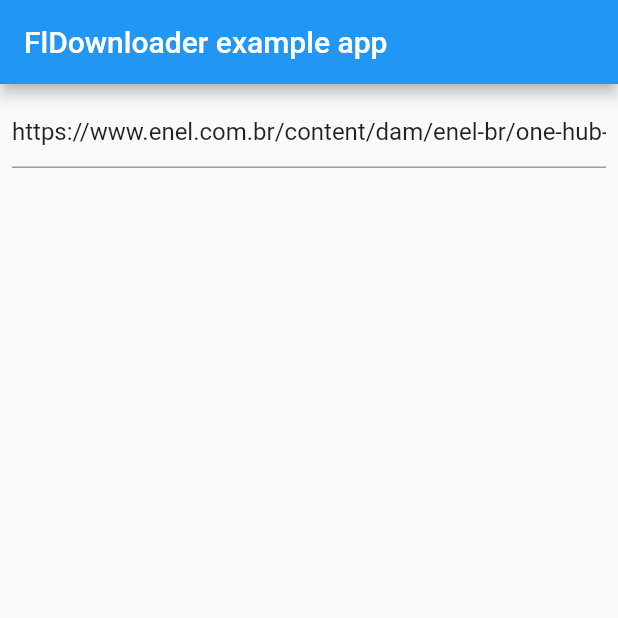
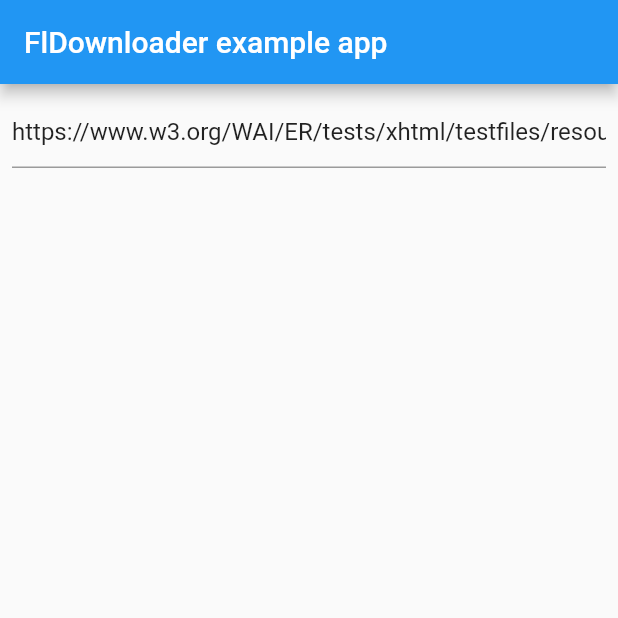
Before and after one commit to inceptusp/fl_downloader, a Flutter app: the screen it shows after launch, on a phone screen of 412 x 824 dp, the top half of it. Run offline on Flutter 3.47's test engine with Material 2 defaults, Android fonts, the phone set to English and light mode, and no system bars.

Commit message:
Revert example downlod link to W3C dummy pdf

```diff
--- a/example/lib/main.dart
+++ b/example/lib/main.dart
@@ -17,7 +17,7 @@ class MyApp extends StatefulWidget {
 class _MyAppState extends State<MyApp> {
   final TextEditingController urlController = TextEditingController(
     text:
-        'https://www.enel.com.br/content/dam/enel-br/one-hub-brasil---2018/sp/documents/Lig%20BT.pdf',
+        'https://www.w3.org/WAI/ER/tests/xhtml/testfiles/resources/pdf/dummy.pdf',
   );
 
   int progress = 0;
```
